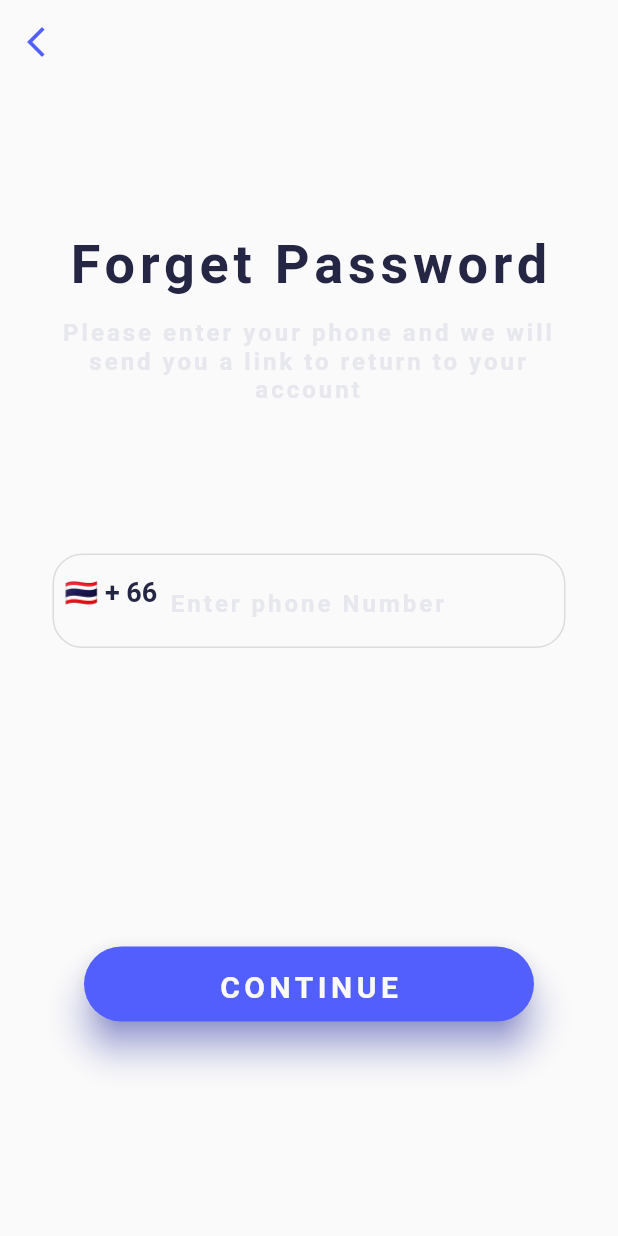
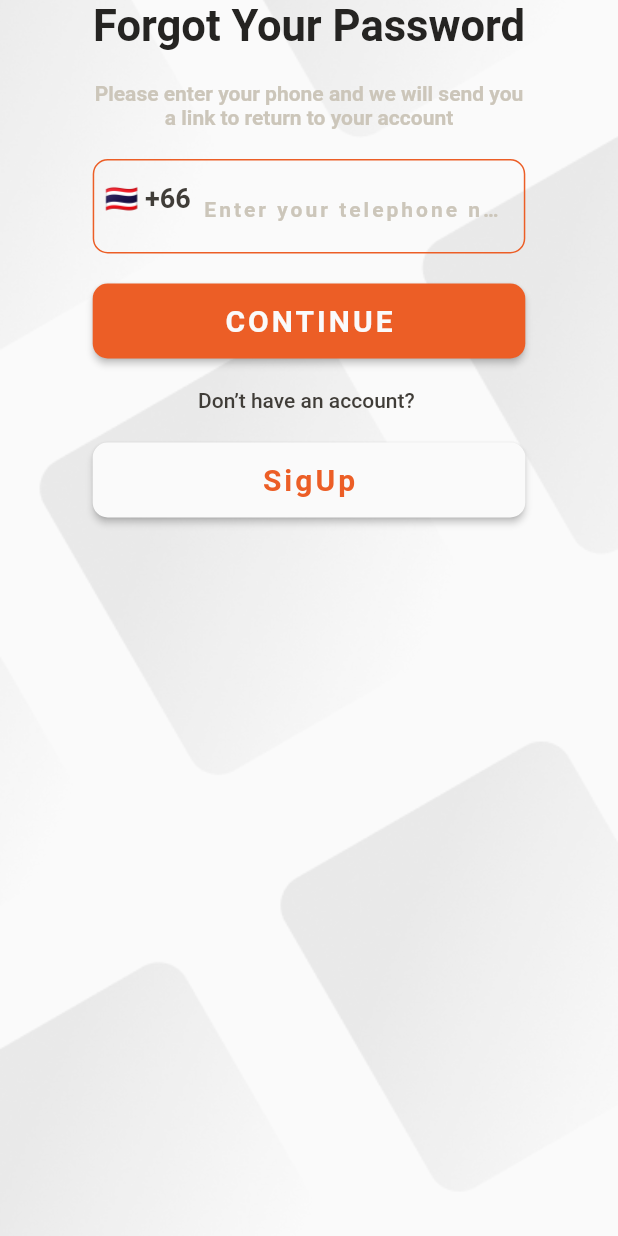
Before and after one commit to RatchanonKhampho/EvStationFinder, a Flutter app: the screen it shows after launch, scrolled down 576 dp, after a tap on "Password?", on a phone screen of 412 x 824 dp. Run offline on Flutter 3.47's test engine with Material 2 defaults, Android fonts, the phone set to English and light mode, and no system bars; our stand-ins replace cloud_firestore, connectivity_plus, country_picker, firebase_auth, firebase_core, font_awesome_flutter and 9 more; missing offline and left inert: flutter_facebook_auth; accounts and stored records are empty.

Commit message:
update ui

```diff
--- /dev/null
+++ b/lib/screens/Forgot password.dart
@@ -0,0 +1,181 @@
+import 'package:country_picker/country_picker.dart';
+import 'package:ev_charger/main.dart';
+import 'package:ev_charger/provider/sign_in_provider.dart';
+import 'package:ev_charger/screens/register.dart';
+import 'package:ev_charger/widgetd/custombutton.dart';
+import 'package:flutter/material.dart';
+import 'package:provider/provider.dart';
+
+class ForgetPhone extends StatefulWidget {
+  const ForgetPhone({super.key});
+
+  @override
+  State<ForgetPhone> createState() => _ForgetPhoneState();
+}
+
+class _ForgetPhoneState extends State<ForgetPhone> {
+  final TextEditingController phoneController = TextEditingController();
+  Country selectedCountry = Country(
+      phoneCode: "66",
+      countryCode: "TH",
+      e164Sc: 0,
+      geographic: true,
+      level: 1,
+      name: "Thailand",
+      example: "Thailand",
+      displayName: "Thailand",
+      displayNameNoCountryCode: "TH",
+      e164Key: "");
+
+  @override
+  Widget build(BuildContext context) {
+    phoneController.selection = TextSelection.fromPosition(
+        TextPosition(offset: phoneController.text.length));
+    return Scaffold(
+      body: SafeArea(
+        child: Container(
+          decoration: const BoxDecoration(
+            image: DecorationImage(
+              image: AssetImage("images/bg.png"),
+              fit: BoxFit.cover,
+            ),
+          ),
+          child: Column(
+            mainAxisAlignment: MainAxisAlignment.start,
+            children: [
+              Container(),
+              Container(
+                width: MediaQuery.of(context).size.width * 0.7,
+                child: Column(
+                  children: [
+                    Text(
+                      "Forgot Your Password",
+                      style: TextStyle(
+                        fontSize: 29,
+                        fontWeight: FontWeight.bold,
+                        color: textmain,
+                        //letterSpacing: 1
+                      ),
+                    ),
+                    SizedBox(height: 20),
+                    Text(
+                      'Please enter your phone and we will send you a link to return to your account',
+                      textAlign: TextAlign.center,
+                      style: TextStyle(
+                          color: textmain3,
+                          fontSize: 14,
+                          //letterSpacing: 2,
+                          fontWeight: FontWeight.w600),
+                    ),
+                    SizedBox(height: 20),
+                    TextFormField(
+                      keyboardType: TextInputType.phone,
+                      cursorColor: buttoncolors,
+                      controller: phoneController,
+                      style: TextStyle(
+                          fontSize: 20,
+                          fontWeight: FontWeight.w700,
+                          letterSpacing: 2,
+                          color: textmain2),
+                      onChanged: (value) {
+                        setState(() {
+                          phoneController.text = value;
+                        });
+                      },
+                      decoration: InputDecoration(
+                        fillColor: Colors.white,
+                        hintText: "Enter your telephone number",
+                        hintStyle: TextStyle(
+                            fontWeight: FontWeight.w600,
+                            color: textmain3,
+                            fontSize: 14),
+                        focusedBorder: OutlineInputBorder(
+                          borderRadius: BorderRadius.circular(10.0),
+                          borderSide: const BorderSide(color: buttoncolors),
+                        ),
+                        enabledBorder: OutlineInputBorder(
+                          borderRadius: BorderRadius.circular(10.0),
+                          borderSide: const BorderSide(color: buttoncolors),
+                        ),
+                        border: OutlineInputBorder(
+                          borderRadius: BorderRadius.circular(10.0),
+                          borderSide: const BorderSide(color: buttoncolors),
+                        ),
+                        prefixIcon: Container(
+                          padding: const EdgeInsets.all(8.0),
+                          child: InkWell(
+                            onTap: () {
+                              showCountryPicker(
+                                context: context,
+                                countryListTheme: CountryListThemeData(
+                                  bottomSheetHeight: 650,
+                                ),
+                                onSelect: (value) {
+                                  setState(() {
+                                    selectedCountry = value;
+                                  });
+                                },
+                              );
+                            },
+                            child: Text(
+                              "${selectedCountry.flagEmoji} +${selectedCountry.phoneCode}",
+                              style: TextStyle(
+                                  fontSize: 18,
+                                  color: textmain2,
+                                  fontWeight: FontWeight.w700),
+                            ),
+                          ),
+                        ),
+                        suffixIcon: phoneController.text.length > 9
+                            ? Container(
+                                height: 20,
+                                width: 20,
+                                margin: const EdgeInsets.all(20.0),
+                                decoration: const BoxDecoration(
+                                  shape: BoxShape.circle,
+                                  color: Colors.green,
+                                ),
+                                child: const Icon(
+                                  Icons.done,
+                                  color: Colors.white,
+                                  size: 16,
+                                ),
+                              )
+                            : null,
+                      ),
+                    ),
+                    SizedBox(height: 20),
+                    CustomButtonNext(
+                        text: "CONTINUE", onPressed: sentPhoneNumber),
+                    SizedBox(height: 20),
+                    Text(
+                      "Don’t have an account? ",
+                      style: TextStyle(
+                          fontSize: 14,
+                          fontWeight: FontWeight.w500,
+                          color: textmain2),
+                    ),
+                    SizedBox(height: 20),
+                    CustomButtonback(
+                      text: "SigUp",
+                      onPressed: () => Navigator.push(
+                        context,
+                        MaterialPageRoute(builder: (context) => register()),
+                      ),
+                    )
+                  ],
+                ),
+              )
+            ],
+          ),
+        ),
+      ),
+    );
+  }
+
+  void sentPhoneNumber() {
+    final ap = Provider.of<SignInProvide>(context, listen: false);
+    String phoneNumber = phoneController.text.trim();
+    ap.signInWithPhone(context, "+${selectedCountry.phoneCode}$phoneNumber");
+  }
+}
--- a/lib/screens/Signin.dart
+++ b/lib/screens/Signin.dart
@@ -14,7 +14,7 @@ import 'package:rounded_loading_button/rounded_loading_button.dart';
 
 import '../utils/next_Screen.dart';
 import '../widgetd/custombutton.dart';
-import 'forget_phone.dart';
+import 'Forgot password.dart';
 import 'home_screens.dart';
 
 class sign_in extends StatefulWidget {
@@ -157,12 +157,27 @@ class _sign_inState extends State<sign_in> {
                                       });
                                     }),
                                 const SizedBox(height: 20),
-                                const Text(
-                                  "OR",
-                                  style: TextStyle(
-                                      color: textmain2,
-                                      fontWeight: FontWeight.bold,
-                                      fontSize: 16),
+                                Row(
+                                  mainAxisAlignment:
+                                      MainAxisAlignment.spaceEvenly,
+                                  children: [
+                                    Container(
+                                        width: 100,
+                                        height: 1,
+                                        color: buttoncolors),
+                                    Text(
+                                      "  OR  ",
+                                      style: TextStyle(
+                                          color: textmain2,
+                                          fontSize: 20,
+                                          fontWeight: FontWeight.bold),
+                                    ),
+                                    Container(
+                                      width: 100,
+                                      height: 1,
+                                      color: buttoncolors,
+                                    ),
+                                  ],
                                 ),
                                 const SizedBox(height: 20),
 
@@ -234,6 +249,7 @@ class _sign_inState extends State<sign_in> {
               ),
               SizedBox(height: 20),
               Container(
+                width: MediaQuery.of(context).size.width * 0.8,
                 child: Row(
                     crossAxisAlignment: CrossAxisAlignment.center,
                     mainAxisSize: MainAxisSize.max,
@@ -252,7 +268,7 @@ class _sign_inState extends State<sign_in> {
                           child: const Text(
                             'Sign Up',
                             style: TextStyle(
-                                fontSize: 16,
+                                fontSize: 18,
                                 color: buttoncolors,
                                 letterSpacing: 0.5),
                           ))
--- a/lib/screens/forget_phone.dart
+++ /dev/null
@@ -1,213 +0,0 @@
-import 'package:country_picker/country_picker.dart';
-import 'package:ev_charger/main.dart';
-import 'package:ev_charger/provider/sign_in_provider.dart';
-import 'package:flutter/material.dart';
-import 'package:provider/provider.dart';
-
-class ForgetPhone extends StatefulWidget {
-  const ForgetPhone({super.key});
-
-  @override
-  State<ForgetPhone> createState() => _ForgetPhoneState();
-}
-
-class _ForgetPhoneState extends State<ForgetPhone> {
-  final TextEditingController phoneController = TextEditingController();
-  Country selectedCountry = Country(
-      phoneCode: "66",
-      countryCode: "TH",
-      e164Sc: 0,
-      geographic: true,
-      level: 1,
-      name: "Thailand",
-      example: "Thailand",
-      displayName: "Thailand",
-      displayNameNoCountryCode: "TH",
-      e164Key: "");
-
-  @override
-  Widget build(BuildContext context) {
-    phoneController.selection = TextSelection.fromPosition(
-        TextPosition(offset: phoneController.text.length));
-    return Scaffold(
-      appBar: AppBar(
-        backgroundColor: backgroundwhite,
-        elevation: 0,
-        leading: Row(
-          children: [
-            IconButton(
-              onPressed: () => Navigator.push(
-                context,
-                MaterialPageRoute(builder: (context) => MyApp()),
-              ),
-              icon: Icon(Icons.arrow_back_ios_new),
-              color: backgroundblue,
-            ),
-          ],
-        ),
-      ),
-      body: SafeArea(
-        child: SafeArea(
-            child: SingleChildScrollView(
-          child: Container(
-            width: double.infinity,
-            height: MediaQuery.of(context).size.height,
-            child: Padding(
-              padding: const EdgeInsets.symmetric(horizontal: 35),
-              child: Column(
-                mainAxisAlignment: MainAxisAlignment.spaceEvenly,
-                children: [
-                  /* Container(
-                    width: 200,
-                    height: 200,
-                    color: backgroundwhite,
-                    child: Image.asset("images/mobile.png"),
-                  ),*/
-                  Container(
-                    child: const Column(
-                      children: [
-                        Text(
-                          'Forget Password',
-                          style: TextStyle(
-                              fontSize: 36,
-                              fontWeight: FontWeight.w700,
-                              letterSpacing: 3.2,
-                              color: Text1),
-                        ),
-                        SizedBox(
-                          height: 15,
-                        ),
-                        Text(
-                          'Please enter your phone and we will send you a link to return to your account',
-                          textAlign: TextAlign.center,
-                          style: TextStyle(
-                              color: text3,
-                              fontSize: 16,
-                              letterSpacing: 2,
-                              fontWeight: FontWeight.w600),
-                        ),
-                      ],
-                    ),
-                  ),
-                  Container(
-                    child: TextFormField(
-                      keyboardType: TextInputType.phone,
-                      cursorColor: Colors.purple,
-                      controller: phoneController,
-                      style: TextStyle(
-                          fontSize: 20,
-                          fontWeight: FontWeight.w700,
-                          letterSpacing: 2,
-                          color: Text1),
-                      onChanged: (value) {
-                        setState(() {
-                          phoneController.text = value;
-                        });
-                      },
-                      decoration: InputDecoration(
-                        /* labelText: "Phone",
-                        labelStyle: TextStyle(
-                            fontSize: 20,
-                            color: backgroundblue,
-                            fontWeight: FontWeight.w500),*/
-                        hintText: "Enter phone Number",
-                        hintStyle: TextStyle(
-                            fontWeight: FontWeight.w600,
-                            color: text3,
-                            letterSpacing: 2,
-                            fontSize: 16),
-                        enabledBorder: OutlineInputBorder(
-                          borderRadius: BorderRadius.circular(20.0),
-                          borderSide: const BorderSide(color: Colors.black12),
-                        ),
-                        border: OutlineInputBorder(
-                          borderRadius: BorderRadius.circular(20.0),
-                          borderSide: const BorderSide(color: Colors.black12),
-                        ),
-                        prefixIcon: Container(
-                          padding: const EdgeInsets.all(8.0),
-                          child: InkWell(
-                            onTap: () {
-                              showCountryPicker(
-                                context: context,
-                                countryListTheme: CountryListThemeData(
-                                  bottomSheetHeight: 550,
-                                ),
-                                onSelect: (value) {
-                                  setState(() {
-                                    selectedCountry = value;
-                                  });
-                                },
-                              );
-                            },
-                            child: Text(
-                              "${selectedCountry.flagEmoji} + ${selectedCountry.phoneCode}",
-                              style: TextStyle(
-                                  fontSize: 18,
-                                  color: Text1,
-                                  fontWeight: FontWeight.w700),
-                            ),
-                          ),
-                        ),
-                        suffixIcon: phoneController.text.length > 9
-                            ? Container(
-                                height: 30,
-                                width: 30,
-                                margin: const EdgeInsets.all(20.0),
-                                decoration: const BoxDecoration(
-                                  shape: BoxShape.circle,
-                                  color: Colors.green,
-                                ),
-                                child: const Icon(
-                                  Icons.done,
-                                  color: Colors.white,
-                                  size: 20,
-                                ),
-                              )
-                            : null,
-                      ),
-                    ),
-                  ),
-                  Container(),
-                  Container(
-                    child: Column(
-                      children: [
-                        ElevatedButton(
-                          onPressed: () => sentPhoneNumber(),
-                          style: ElevatedButton.styleFrom(
-                              padding: const EdgeInsets.all(15.0),
-                              fixedSize: const Size(300, 50),
-                              textStyle: const TextStyle(
-                                  fontSize: 20,
-                                  fontWeight: FontWeight.w600,
-                                  letterSpacing: 3),
-                              primary: backgroundblue,
-                              elevation: 10,
-                              shadowColor: backgroundblue,
-                              shape: const StadiumBorder()),
-                          child: const Text(
-                            "CONTINUE",
-                            style:
-                                TextStyle(fontSize: 20, color: backgroundwhite),
-                          ),
-                        ),
-                        SizedBox(),
-                      ],
-                    ),
-                  ),
-                  Container(),
-                ],
-              ),
-            ),
-          ),
-        )),
-      ),
-    );
-  }
-
-  void sentPhoneNumber() {
-    final ap = Provider.of<SignInProvide>(context, listen: false);
-    String phoneNumber = phoneController.text.trim();
-    ap.signInWithPhone(context, "+${selectedCountry.phoneCode}$phoneNumber");
-  }
-}
--- a/lib/screens/splash_screen.dart
+++ b/lib/screens/splash_screen.dart
@@ -1,5 +1,6 @@
 import 'dart:async';
 
+import 'package:ev_charger/main.dart';
 import 'package:ev_charger/provider/sign_in_provider.dart';
 import 'package:ev_charger/screens/Signin.dart';
 import 'package:flutter/material.dart';
@@ -31,14 +32,16 @@ class _SplashScreenState extends State<SplashScreen> {
   @override
   Widget build(BuildContext context) {
     return const Scaffold(
-      body: SafeArea(
-          child: Center(
-        child: Image(
-          image: AssetImage("images/logo_app.png"),
-          height: 200,
-          width: 200,
+      backgroundColor: buttoncolors,
+      /*body: SafeArea(
+        child: Center(
+          child: Image(
+            image: AssetImage("images/logo_app.png"),
+            height: 200,
+            width: 200,
+          ),
         ),
-      )),
+      ),*/
     );
   }
 }
--- a/lib/widgetd/custombutton.dart
+++ b/lib/widgetd/custombutton.dart
@@ -1,16 +1,9 @@
 import 'package:ev_charger/main.dart';
 import 'package:flutter/material.dart';
 
-class CustomButton extends StatelessWidget {
-  final String text;
-  final VoidCallback onPressed;
-
-  const CustomButton({super.key, required this.text, required this.onPressed});
-
-  @override
-  Widget build(BuildContext context) {
-    return Container(
-      width: MediaQuery.of(context).size.width * 0.80,
+Widget CustomButton({required String text, required VoidCallback onPressed}) =>
+    Container(
+      width: 1000,
       height: 50,
       child: ElevatedButton(
         onPressed: onPressed,
@@ -28,5 +21,45 @@ class CustomButton extends StatelessWidget {
                 fontSize: 20, fontWeight: FontWeight.bold, letterSpacing: 2)),
       ),
     );
-  }
-}
+Widget CustomButtonNext(
+        {required String text, required VoidCallback onPressed}) =>
+    Container(
+      width: 1000,
+      height: 50,
+      child: ElevatedButton(
+        onPressed: onPressed,
+        style: ButtonStyle(
+          foregroundColor: MaterialStateProperty.all<Color>(backgroundwhite),
+          backgroundColor: MaterialStateProperty.all<Color>(buttoncolors),
+          shape: MaterialStateProperty.all<RoundedRectangleBorder>(
+            RoundedRectangleBorder(
+              borderRadius: BorderRadius.circular(10.0),
+            ),
+          ),
+        ),
+        child: Text(text,
+            style: const TextStyle(
+                fontSize: 20, fontWeight: FontWeight.bold, letterSpacing: 2)),
+      ),
+    );
+Widget CustomButtonback(
+        {required String text, required VoidCallback onPressed}) =>
+    Container(
+      width: 1000,
+      height: 50,
+      child: ElevatedButton(
+        onPressed: onPressed,
+        style: ButtonStyle(
+          foregroundColor: MaterialStateProperty.all<Color>(buttoncolors),
+          backgroundColor: MaterialStateProperty.all<Color>(backgroundwhite),
+          shape: MaterialStateProperty.all<RoundedRectangleBorder>(
+            RoundedRectangleBorder(
+              borderRadius: BorderRadius.circular(10.0),
+            ),
+          ),
+        ),
+        child: Text(text,
+            style: const TextStyle(
+                fontSize: 20, fontWeight: FontWeight.bold, letterSpacing: 2)),
+      ),
+    );
--- a/lib/widgetd/text_fild.dart
+++ b/lib/widgetd/text_fild.dart
@@ -9,7 +9,7 @@ Widget TextFromFile({
 }) =>
     Container(
       width: 370,
-      height: 70,
+      height: 50,
       child: TextFormField(
         controller: controller,
         cursorColor: Colors.purple,
@@ -77,6 +77,11 @@ Widget TextFromFileEmail({
               color: buttoncolors,
             ),
           ),
+          focusedBorder: UnderlineInputBorder(
+            borderSide: const BorderSide(
+              color: buttoncolors,
+            ),
+          ),
         ),
         /*validator:
         },*/
@@ -104,6 +109,11 @@ Widget TextFromFilePassword({
             color: textmain2,
             fontWeight: FontWeight.w400,
             letterSpacing: 1,
+          ),
+          focusedBorder: UnderlineInputBorder(
+            borderSide: const BorderSide(
+              color: buttoncolors,
+            ),
           ),
           enabledBorder: UnderlineInputBorder(
             //borderRadius: BorderRadius.circular(50.0),
```
